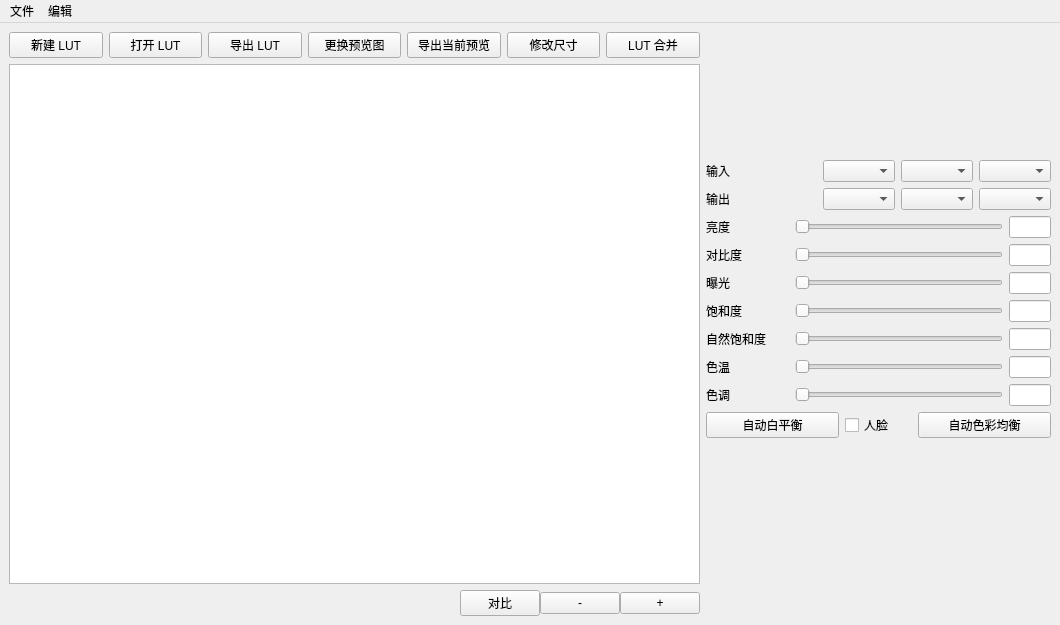
Old version of the form Smart LUT Creator.ui in the repository duolanda/smart-lut-creator.
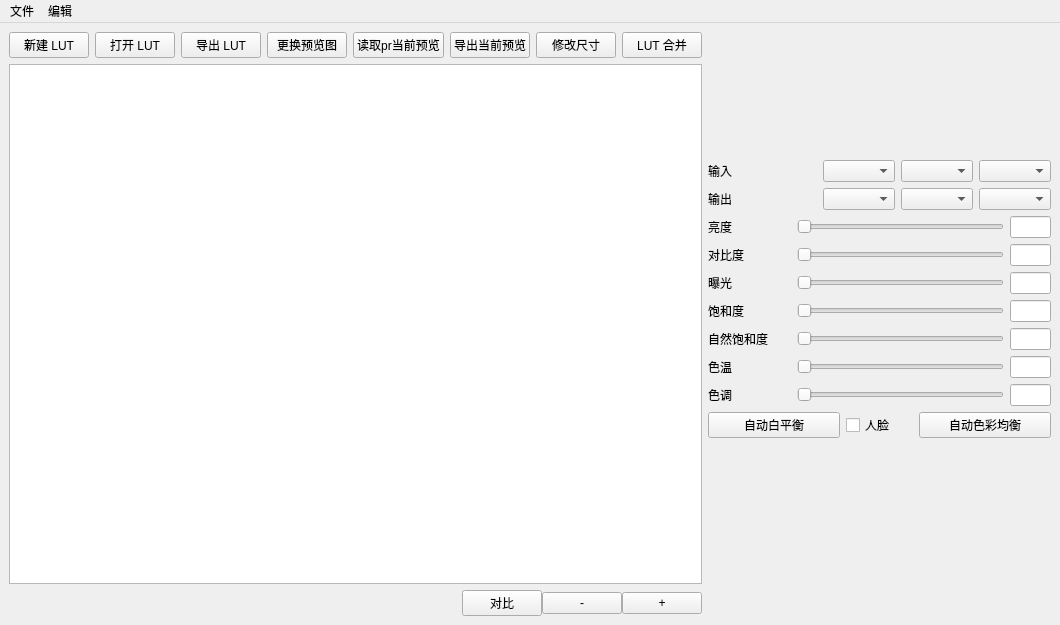
New version of the form. Custom widgets are drawn as their Qt base class.

Commit message:
尝试引入捕获pr当前预览帧
但是 while 循环判断（疑似）会触发 PermissionError: [Errno 13] Permission denied

Diff of the .ui file:
```diff
--- a/Smart LUT Creator.ui
+++ b/Smart LUT Creator.ui
@@ -47,6 +47,13 @@
           </property>
          </widget>
         </item>
+        <item>
+         <widget class="QPushButton" name="loadPrButton">
+          <property name="text">
+           <string>读取pr当前预览</string>
+          </property>
+         </widget>
+        </item>
         <item>
          <widget class="QPushButton" name="exportImgButton">
           <property name="text">
```
The commit also changes 4 other files.
